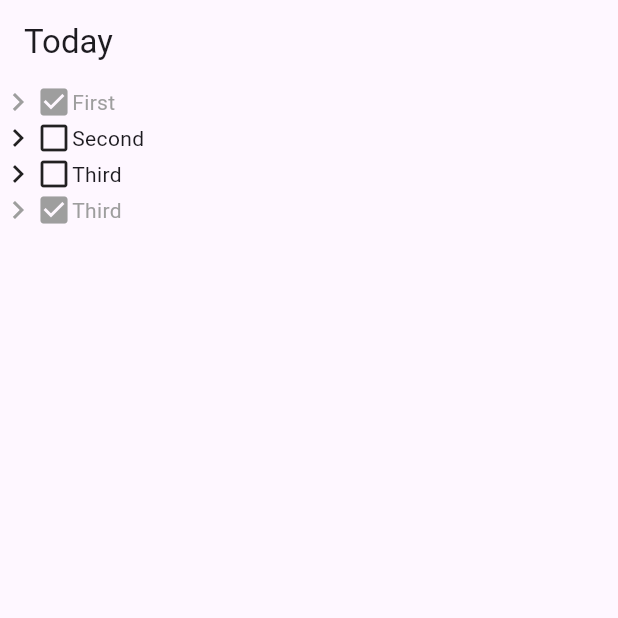
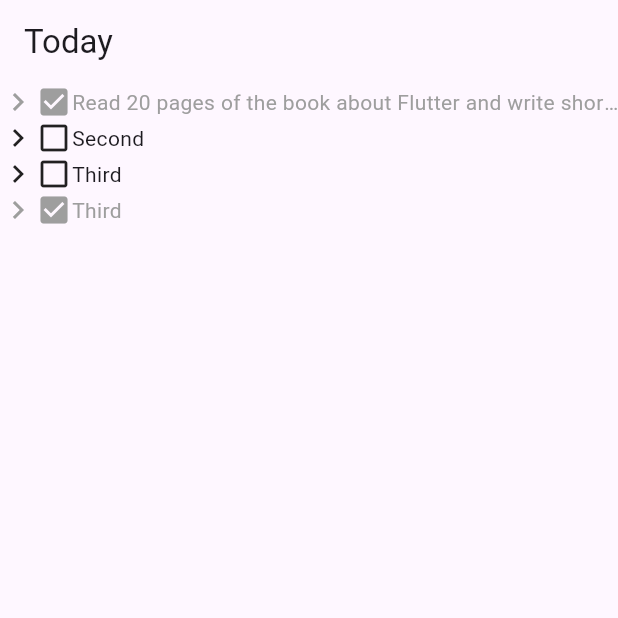
Before and after one commit to Konyszo/Flutter, a Flutter app: the screen it shows after launch, on a phone screen of 412 x 824 dp, the top half of it. Run offline on Flutter 3.47's test engine with Material 3 defaults, Android fonts, the phone set to English and light mode, and no system bars.

Commit message:
Task 4: Add overflow control for title

```diff
--- a/learning1/lib/main.dart
+++ b/learning1/lib/main.dart
@@ -17,7 +17,7 @@ class CalendarPage extends StatelessWidget {
       ),
       body: Column(
         children: [
-          TaskRow(title: 'First', isDone: true,),
+          TaskRow(title: 'Read 20 pages of the book about Flutter and write short notes from every chapter', isDone: true,),
           TaskRow(title: 'Second', isDone: false,),
           TaskRow(title: 'Third', isDone: false,),
           TaskRow(title: 'Third', isDone: true),
@@ -45,10 +45,14 @@ class TaskRow extends StatelessWidget {
           isDone ? Icons.check_box : Icons.check_box_outline_blank,
           color: isDone ? Colors.grey : null,
         ),
-        Text(
-          title,
-          style: TextStyle(
-            color: isDone ? Colors.grey : null,
+        Expanded(
+          child: Text(
+            title,
+            maxLines: 1,
+            overflow: TextOverflow.ellipsis,
+            style: TextStyle(
+              color: isDone ? Colors.grey : null,
+            ),
           ),
         ),
       ],
```
